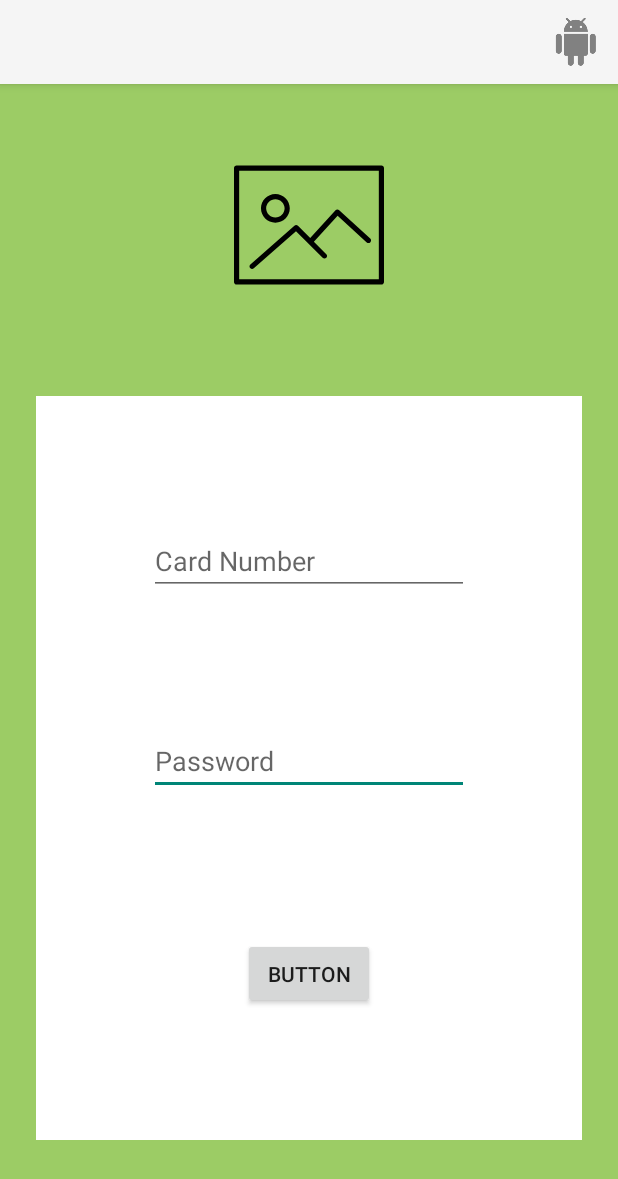
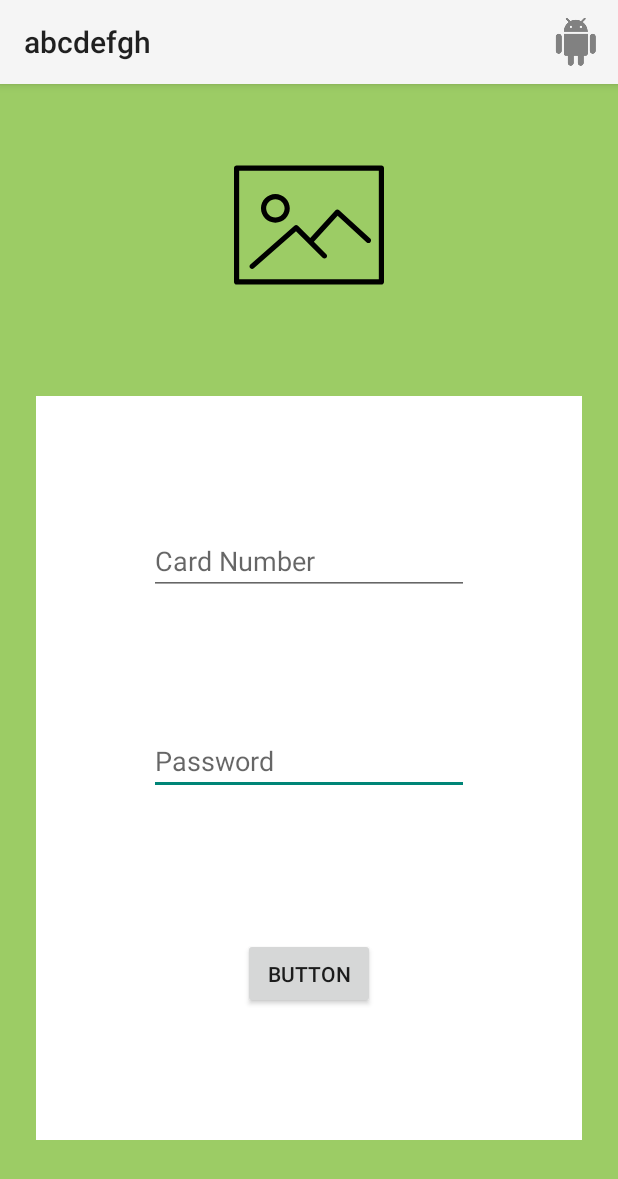
Before and after one commit to edoardopuggioni/ReadItApp, an Android app: the screen it shows after launch (LoginActivity), on a phone screen of 412 x 824 dp. Shown: the top 1179 px of the screen. Run offline under Robolectric (Android 15) with nearby library versions, the phone set to English and light mode, and no system bars.

Commit message:
added toolbar in login and homepage

```diff
--- /dev/null
+++ b/app/src/main/java/com/example/android/readitapp/BaseActivity.java
@@ -0,0 +1,30 @@
+package com.example.android.readitapp;
+
+import android.support.v7.app.AppCompatActivity;
+import android.os.Bundle;
+import android.support.v7.widget.Toolbar;
+import android.view.Menu;
+
+public class BaseActivity extends AppCompatActivity {
+
+
+    @Override
+    protected void onCreate(Bundle savedInstanceState) {
+        super.onCreate(savedInstanceState);
+    }
+
+    public void initToolbar(int toolbarId)
+    {
+        //setContentView(R.layout.toolbar);
+        Toolbar toolbar = (Toolbar) findViewById(R.id.toolbar);
+        setSupportActionBar(toolbar);
+        getSupportActionBar().setTitle("abcdefgh");
+    }
+
+    @Override
+    public boolean onCreateOptionsMenu(Menu menu) {
+        // Inflate the menu; this adds items to the action bar if it is present.
+        getMenuInflater().inflate(R.menu.menufile, menu);
+        return true;
+    }
+    }
--- a/app/src/main/java/com/example/android/readitapp/HomepageActivity.java
+++ b/app/src/main/java/com/example/android/readitapp/HomepageActivity.java
@@ -3,15 +3,18 @@ package com.example.android.readitapp;
 import android.content.Intent;
 import android.support.v7.app.AppCompatActivity;
 import android.os.Bundle;
+import android.support.v7.widget.Toolbar;
+import android.view.Menu;
 import android.view.View;
 
-public class HomepageActivity extends AppCompatActivity
+public class HomepageActivity extends BaseActivity
 {
     @Override
     protected void onCreate(Bundle savedInstanceState)
     {
         super.onCreate(savedInstanceState);
         setContentView(R.layout.activity_homepage);
+        initToolbar(R.id.toolbar);
     }
 
     public void goToActivity(View view)
--- a/app/src/main/java/com/example/android/readitapp/LoginActivity.java
+++ b/app/src/main/java/com/example/android/readitapp/LoginActivity.java
@@ -10,7 +10,7 @@ import android.view.View;
 import android.widget.EditText;
 import android.widget.Toast;
 
-public class LoginActivity extends AppCompatActivity
+public class LoginActivity extends BaseActivity
 {
     private AppManager appManager;
     private EditText editTextCardID = null;
@@ -22,10 +22,8 @@ public class LoginActivity extends AppCompatActivity
         super.onCreate(savedInstanceState);
         setContentView(R.layout.activity_login);
 
-        Toolbar myToolbar = (Toolbar) findViewById(R.id.my_toolbar);
-        setSupportActionBar(myToolbar);
-        getSupportActionBar().setDisplayShowTitleEnabled(false);
-        //getSupportActionBar().hide();
+        initToolbar(R.id.toolbar);
+
 
         appManager = AppManager.getInstance();
 
@@ -33,12 +31,6 @@ public class LoginActivity extends AppCompatActivity
         editTextPassword = (EditText) findViewById(R.id.editTextPassword);
     }
 
-    @Override
-    public boolean onCreateOptionsMenu(Menu menu) {
-        // Inflate the menu; this adds items to the action bar if it is present.
-        getMenuInflater().inflate(R.menu.menufile, menu);
-        return true;
-    }
 
     private Boolean validateFields ( String cardNumberString, String password )
     {
--- a/app/src/main/res/layout/activity_homepage.xml
+++ b/app/src/main/res/layout/activity_homepage.xml
@@ -5,6 +5,8 @@
     android:layout_width="match_parent"
     android:layout_height="match_parent"
     tools:context=".HomepageActivity">
+
+    <include layout="@layout/toolbar" />
 
     <android.support.constraint.ConstraintLayout
         android:id="@+id/constraintLayout2"
--- a/app/src/main/res/layout/activity_login.xml
+++ b/app/src/main/res/layout/activity_login.xml
@@ -8,14 +8,7 @@
     tools:context=".LoginActivity"
     tools:layout_editor_absoluteY="81dp">
 
-    <android.support.v7.widget.Toolbar
-        android:id="@+id/my_toolbar"
-        android:layout_width="match_parent"
-        android:layout_height="?attr/actionBarSize"
-        android:background="?attr/colorPrimary"
-        android:elevation="4dp"
-        android:theme="@style/ThemeOverlay.AppCompat.ActionBar"
-        app:popupTheme="@style/ThemeOverlay.AppCompat.Light"/>
+    <include layout="@layout/toolbar" />
 
 
     <ImageView
--- /dev/null
+++ b/app/src/main/res/layout/toolbar.xml
@@ -0,0 +1,15 @@
+<?xml version="1.0" encoding="utf-8"?>
+<android.support.constraint.ConstraintLayout
+    xmlns:android="http://schemas.android.com/apk/res/android" android:layout_width="match_parent"
+    android:layout_height="match_parent" xmlns:app="http://schemas.android.com/apk/res-auto">
+
+    <android.support.v7.widget.Toolbar
+        android:id="@+id/toolbar"
+        android:layout_width="match_parent"
+        android:layout_height="?attr/actionBarSize"
+        android:background="?attr/colorPrimary"
+        android:elevation="4dp"
+        android:theme="@style/ThemeOverlay.AppCompat.ActionBar"
+        app:popupTheme="@style/ThemeOverlay.AppCompat.Light"/>
+
+</android.support.constraint.ConstraintLayout>
```
Also changed, not shown: app/src/main/AndroidManifest.xml (+4 -3 lines), app/src/main/res/layout/activity_base.xml (added, +22 -0 lines).
